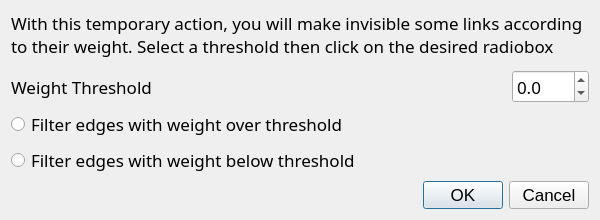
The window that src/forms/dialogfilteredgesbyweight.ui (socnetv/app) describes before a commit, drawn with Qt 5.
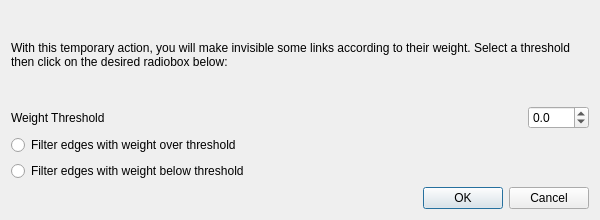
The same window after the commit.

Commit message: fixed (reset) font family and font-sizes in all dialogs (once again...)

```diff
--- a/src/forms/dialogfilteredgesbyweight.ui
+++ b/src/forms/dialogfilteredgesbyweight.ui
@@ -22,12 +22,6 @@
   <layout class="QGridLayout" name="gridLayout">
    <item row="0" column="0">
     <widget class="QLabel" name="label_2">
-     <property name="font">
-      <font>
-       <family>Sans Serif</family>
-       <pointsize>13</pointsize>
-      </font>
-     </property>
      <property name="text">
       <string>With this temporary action, you will make invisible some links according to their weight. Select a threshold then click on the desired radiobox below:</string>
      </property>
@@ -55,12 +49,6 @@
      </property>
      <item>
       <widget class="QLabel" name="label">
-       <property name="font">
-        <font>
-         <family>Sans Serif</family>
-         <pointsize>13</pointsize>
-        </font>
-       </property>
        <property name="text">
         <string>Weight Threshold</string>
        </property>
@@ -70,7 +58,7 @@
       <spacer name="horizontalSpacer">
        <property name="font">
         <font>
-         <pointsize>13</pointsize>
+         <family>Liberation Sans</family>
         </font>
        </property>
        <property name="orientation">
@@ -92,12 +80,6 @@
          <height>0</height>
         </size>
        </property>
-       <property name="font">
-        <font>
-         <family>Sans Serif</family>
-         <pointsize>13</pointsize>
-        </font>
-       </property>
        <property name="decimals">
         <number>1</number>
        </property>
@@ -110,12 +92,6 @@
    </item>
    <item row="2" column="0">
     <widget class="QRadioButton" name="overThresholdBt">
-     <property name="font">
-      <font>
-       <family>Sans Serif</family>
-       <pointsize>13</pointsize>
-      </font>
-     </property>
      <property name="text">
       <string>Filter edges with weight over threshold</string>
      </property>
@@ -123,12 +99,6 @@
    </item>
    <item row="3" column="0">
     <widget class="QRadioButton" name="belowThresholdBt">
-     <property name="font">
-      <font>
-       <family>Sans Serif</family>
-       <pointsize>13</pointsize>
-      </font>
-     </property>
      <property name="text">
       <string>Filter edges with weight below threshold</string>
      </property>
@@ -136,11 +106,6 @@
    </item>
    <item row="4" column="0">
     <widget class="QDialogButtonBox" name="buttonBox">
-     <property name="font">
-      <font>
-       <pointsize>13</pointsize>
-      </font>
-     </property>
      <property name="orientation">
       <enum>Qt::Horizontal</enum>
      </property>
```
The commit also changes 14 other files.
